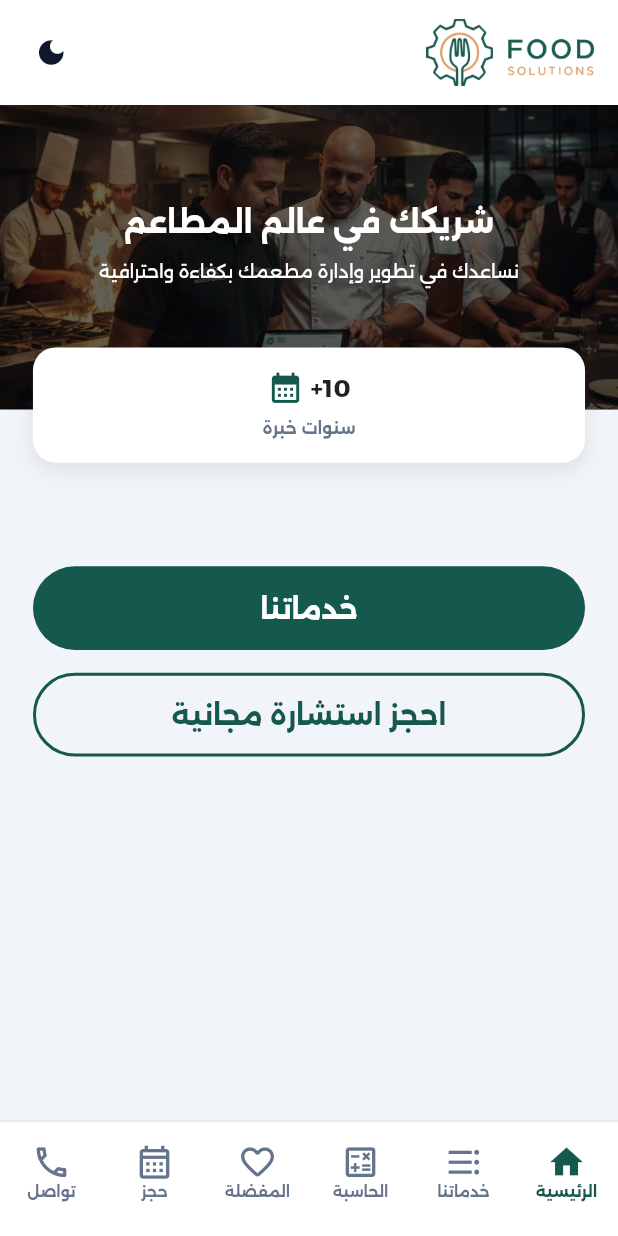
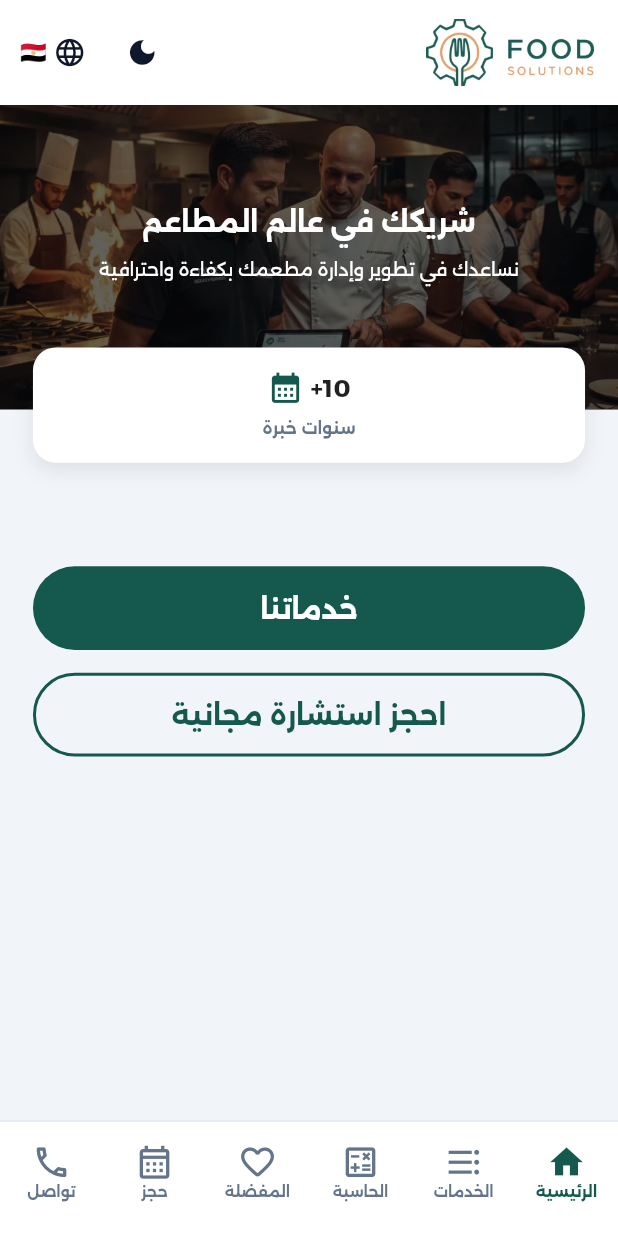
Before and after one commit to AkramMousa458/food_solutions, a Flutter app: the screen it shows after launch, on a phone screen of 412 x 824 dp. Run offline on Flutter 3.47's test engine with Material 3 defaults, Android fonts, the phone set to English and light mode, and no system bars; drawn by our look-alikes of flutter_animate; our stand-ins replace cached_network_image, dio, equatable, firebase_core, firebase_messaging, flutter_bloc and 9 more; accounts and stored records are empty; network calls fail.

Commit message:
handle the language with api

```diff
--- a/lib/core/language/language_cubit.dart
+++ b/lib/core/language/language_cubit.dart
@@ -1,7 +1,9 @@
 import 'package:flutter/material.dart';
 import 'package:flutter_bloc/flutter_bloc.dart';
 import 'package:food_solutions/core/language/app_translations.dart';
+import 'package:food_solutions/core/services/api_service.dart';
 import 'package:food_solutions/core/utils/local_storage.dart';
+import 'package:food_solutions/core/utils/service_locator.dart';
 
 class LanguageCubit extends Cubit<Locale> {
   final LocalStorage localStorage;
@@ -13,12 +15,14 @@ class LanguageCubit extends Cubit<Locale> {
   Future<void> setArabic() async {
     emit(const Locale('ar', ''));
     await localStorage.saveLanguage('ar');
+    locator<ApiService>().updateLanguage('ar');
   }
 
   /// Sets the language to English
   Future<void> setEnglish() async {
     emit(const Locale('en', ''));
     await localStorage.saveLanguage('en');
+    locator<ApiService>().updateLanguage('en');
   }
 
   /// Toggles between Arabic and English
--- a/lib/core/services/api_service.dart
+++ b/lib/core/services/api_service.dart
@@ -1,5 +1,4 @@
-import 'package:dio/dio.dart';
-import 'package:logger/logger.dart';
+import 'package:dio/dio.dart';import 'package:logger/logger.dart';
 import 'package:food_solutions/core/utils/local_storage.dart';
 import 'package:food_solutions/core/utils/service_locator.dart';
 
@@ -31,6 +30,11 @@ class ApiService {
       sendTimeout: const Duration(seconds: 30),
       connectTimeout: const Duration(seconds: 30),
     );
+  }
+
+  /// Updates the language used in API request headers.
+  void updateLanguage(String languageCode) {
+    _language = languageCode;
   }
 
   /// Initializes the service by loading the latest token and language.
@@ -173,10 +177,11 @@ class ApiService {
   Map<String, dynamic> _buildHeaders({
     String contentType = 'application/json',
   }) {
+    final language = _language ?? 'ar';
     final headers = <String, dynamic>{
       'Content-Type': contentType,
       'Accept': 'application/json',
-      'x-lang': _language ?? 'ar',
+      'Accept-Language': language,
       'x-country': 'EG',
     };
     if (_token != null && _token!.isNotEmpty) {
--- a/lib/features/base/presentation/widgets/custom_bottom_nav_bar.dart
+++ b/lib/features/base/presentation/widgets/custom_bottom_nav_bar.dart
@@ -54,7 +54,7 @@ class CustomBottomNavBar extends StatelessWidget {
                 context: context,
                 icon: Icons.format_list_bulleted,
                 selectedIcon: Icons.format_list_bulleted,
-                label: 'services',
+                label: 'services_nav_title',
                 fallbackText: 'الخدمات',
                 index: 1,
                 isDark: isDark,
--- a/lib/features/home/presentation/screens/home_screen.dart
+++ b/lib/features/home/presentation/screens/home_screen.dart
@@ -3,6 +3,7 @@ import 'package:flutter_bloc/flutter_bloc.dart';
 import 'package:food_solutions/core/utils/app_colors.dart';
 import 'package:food_solutions/core/utils/assets.dart';
 import 'package:food_solutions/core/utils/service_locator.dart';
+import 'package:food_solutions/core/widgets/language_toggle_button.dart';
 import 'package:food_solutions/core/widgets/theme_toggle_button.dart';
 import 'package:food_solutions/features/contact/presentation/manager/contact_cubit.dart';
 import 'package:food_solutions/features/home/presentation/manager/home_sections_cubit.dart';
@@ -33,7 +34,11 @@ class HomeScreen extends StatelessWidget {
           toolbarHeight: 70,
           title: Image.asset(Assets.logoHorizontal, height: 45),
           centerTitle: false,
-          actions: const [ThemeToggleButton(), SizedBox(width: 10)],
+          actions: const [
+            ThemeToggleButton(),
+            // SizedBox(width: 10),
+            LanguageToggleButton(),
+          ],
         ),
         body: SafeArea(
           child: RefreshIndicator(
--- a/lib/features/home/presentation/widgets/home_hero_section.dart
+++ b/lib/features/home/presentation/widgets/home_hero_section.dart
@@ -1,5 +1,6 @@
 import 'package:flutter/material.dart';
 import 'package:flutter_screenutil/flutter_screenutil.dart';
+import 'package:food_solutions/core/language/app_translations.dart';
 import 'package:food_solutions/core/utils/app_colors.dart';
 import 'package:food_solutions/core/utils/app_styles.dart';
 import 'package:food_solutions/core/utils/assets.dart';
@@ -42,15 +43,16 @@ class HomeHeroSection extends StatelessWidget {
                   crossAxisAlignment: CrossAxisAlignment.center,
                   children: [
                     Text(
-                      'شريكك في عالم المطاعم',
+                      translate('home_title'),
                       textAlign: TextAlign.center,
-                      style: AppStyles.textstyle20Bold.copyWith(
+                      style: AppStyles.textstyle18.copyWith(
+                        fontWeight: FontWeight.bold,
                         color: AppColors.white,
                       ),
                     ),
                     SizedBox(height: 10.h),
                     Text(
-                      'نساعدك في تطوير وإدارة مطعمك بكفاءة واحترافية',
+                      translate('home_subtitle'),
                       textAlign: TextAlign.center,
                       style: AppStyles.textstyle12.copyWith(
                         color: AppColors.white,
--- a/lib/features/home/presentation/widgets/home_stat_item.dart
+++ b/lib/features/home/presentation/widgets/home_stat_item.dart
@@ -1,5 +1,6 @@
 import 'package:flutter/material.dart';
 import 'package:flutter_screenutil/flutter_screenutil.dart';
+import 'package:food_solutions/core/language/app_translations.dart';
 import 'package:food_solutions/core/utils/app_colors.dart';
 
 import 'package:food_solutions/core/utils/theme_utils.dart';
@@ -44,7 +45,7 @@ class HomeStatItem extends StatelessWidget {
         ),
         SizedBox(height: 6.h),
         Text(
-          label,
+          translate(label),
           style: TextStyle(
             fontSize: 11.sp,
             fontWeight: FontWeight.w600,
--- a/lib/features/home/presentation/widgets/home_stats_card.dart
+++ b/lib/features/home/presentation/widgets/home_stats_card.dart
@@ -40,7 +40,7 @@ class HomeStatsCard extends StatelessWidget {
                       HomeStatItem(
                             icon: Icons.calendar_month,
                             value: '+${state.statistics.yearsOfExperience}',
-                            label: 'سنوات خبرة',
+                            label: 'years_of_experience',
                           )
                           .animate()
                           .fade(duration: 400.ms)
@@ -52,7 +52,7 @@ class HomeStatsCard extends StatelessWidget {
                       HomeStatItem(
                             icon: Icons.handshake_outlined,
                             value: '+${state.statistics.clientsCount}',
-                            label: 'عميل راضي',
+                            label: 'satisfied_clients',
                           )
                           .animate()
                           .fade(duration: 400.ms, delay: 100.ms)
@@ -64,7 +64,7 @@ class HomeStatsCard extends StatelessWidget {
                       HomeStatItem(
                             icon: Icons.business,
                             value: '+${state.statistics.projectsCount}',
-                            label: 'مشروع مكتمل',
+                            label: 'completed_projects',
                           )
                           .animate()
                           .fade(duration: 400.ms, delay: 200.ms)
```
Also changed, not shown: assets/i18n/ar.json (+7 -1 lines), assets/i18n/en.json (+7 -1 lines), lib/core/widgets/language_toggle_button.dart (+24 -3 lines), lib/main.dart (+5 -2 lines).
